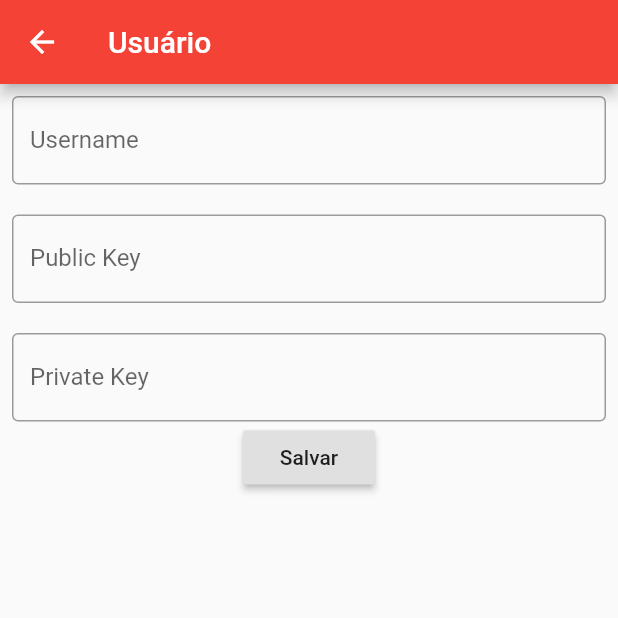
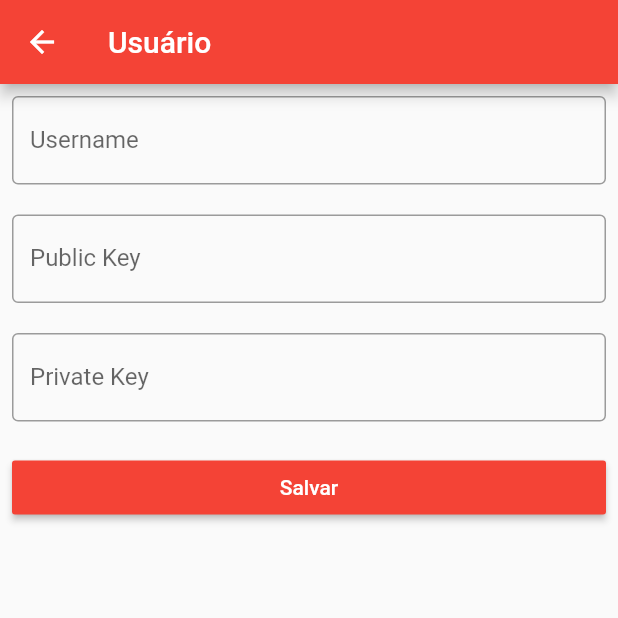
Before and after one commit to LucasHenriqueAbreu/escomputacaomovel, a Flutter app: the Usuario screen opened by its route, on a phone screen of 412 x 824 dp, the top half of it. Run offline on Flutter 3.47's test engine with Material 2 defaults, Android fonts, the phone set to English and light mode, and no system bars; our stand-ins replace convert, dio; network calls fail.

Commit message:
adicionado form de usuario

```diff
--- a/marvelcatalogo/lib/pages/usuario.dart
+++ b/marvelcatalogo/lib/pages/usuario.dart
@@ -20,6 +20,7 @@ class _UsuarioState extends State<Usuario> {
           child: Padding(
             padding: EdgeInsets.all(8.0),
             child: Column(
+              crossAxisAlignment: CrossAxisAlignment.stretch,
               children: <Widget>[
                 _criaTextFormField(
                   'Username',
@@ -42,8 +43,15 @@ class _UsuarioState extends State<Usuario> {
                   hintText: 'Informe sua chave privada da conta Marvel Dev',
                   validator: _validaChavePrivada,
                 ),
+                SizedBox(
+                  height: 20.0,
+                ),
                 RaisedButton(
-                  child: Text('Salvar'),
+                  child: Text(
+                    'Salvar',
+                    style: TextStyle(color: Colors.white),
+                  ),
+                  color: Theme.of(context).primaryColor,
                   onPressed: () {
                     if (_formGlobalKey.currentState.validate()) {
                       _showMsg(context, 'Teste');
```
